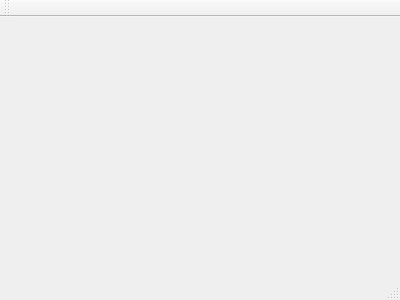
The window that app/mainwindow.ui (Nayaco/RSSReader) describes before a commit, drawn with Qt 5.
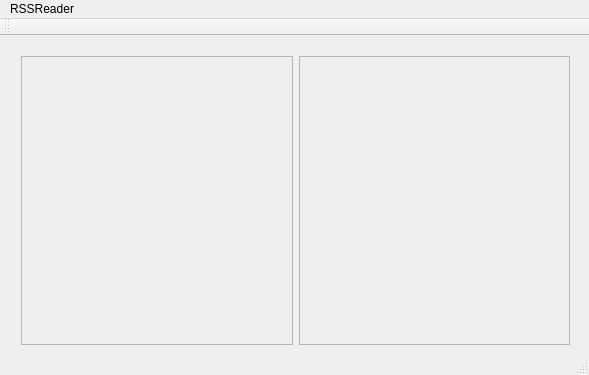
The same window after the commit.

```diff
--- a/app/mainwindow.ui
+++ b/app/mainwindow.ui
@@ -1,24 +1,92 @@
 <ui version="4.0">
  <class>MainWindow</class>
- <widget class="QMainWindow" name="MainWindow" >
-  <property name="geometry" >
+ <widget class="QMainWindow" name="MainWindow">
+  <property name="geometry">
    <rect>
     <x>0</x>
     <y>0</y>
-    <width>400</width>
-    <height>300</height>
+    <width>589</width>
+    <height>375</height>
    </rect>
   </property>
   <property name="windowTitle" >
    <string>MainWindow</string>
   </property>
-  <widget class="QMenuBar" name="menuBar" />
-  <widget class="QToolBar" name="mainToolBar" />
-  <widget class="QWidget" name="centralWidget" />
-  <widget class="QStatusBar" name="statusBar" />
+  <widget class="QWidget" name="centralWidget">
+   <widget class="QWidget" name="">
+    <property name="geometry">
+     <rect>
+      <x>10</x>
+      <y>9</y>
+      <width>571</width>
+      <height>311</height>
+     </rect>
+    </property>
+    <layout class="QHBoxLayout" name="horizontalLayout">
+     <item>
+      <widget class="QScrollArea" name="scrollArea">
+       <property name="widgetResizable">
+        <bool>true</bool>
+       </property>
+       <widget class="QWidget" name="scrollAreaWidgetContents">
+        <property name="geometry">
+         <rect>
+          <x>0</x>
+          <y>0</y>
+          <width>281</width>
+          <height>307</height>
+         </rect>
+        </property>
+       </widget>
+      </widget>
+     </item>
+     <item>
+      <widget class="QScrollArea" name="scrollArea_2">
+       <property name="widgetResizable">
+        <bool>true</bool>
+       </property>
+       <widget class="QWidget" name="scrollAreaWidgetContents_2">
+        <property name="geometry">
+         <rect>
+          <x>0</x>
+          <y>0</y>
+          <width>280</width>
+          <height>307</height>
+         </rect>
+        </property>
+       </widget>
+      </widget>
+     </item>
+    </layout>
+   </widget>
+  </widget>
+  <widget class="QMenuBar" name="menuBar">
+   <property name="geometry">
+    <rect>
+     <x>0</x>
+     <y>0</y>
+     <width>589</width>
+     <height>15</height>
+    </rect>
+   </property>
+   <widget class="QMenu" name="menuRSSReader">
+    <property name="title">
+     <string>RSSReader</string>
+    </property>
+   </widget>
+   <addaction name="menuRSSReader"/>
+  </widget>
+  <widget class="QToolBar" name="mainToolBar">
+   <attribute name="toolBarArea">
+    <enum>TopToolBarArea</enum>
+   </attribute>
+   <attribute name="toolBarBreak">
+    <bool>false</bool>
+   </attribute>
+  </widget>
+  <widget class="QStatusBar" name="statusBar"/>
  </widget>
- <layoutDefault spacing="6" margin="11" />
- <pixmapfunction></pixmapfunction>
+ <layoutdefault spacing="6" margin="11"/>
  <resources/>
  <connections/>
 </ui>
```
Left out of the diff: 3 changed lines with no effect on the pictures.
